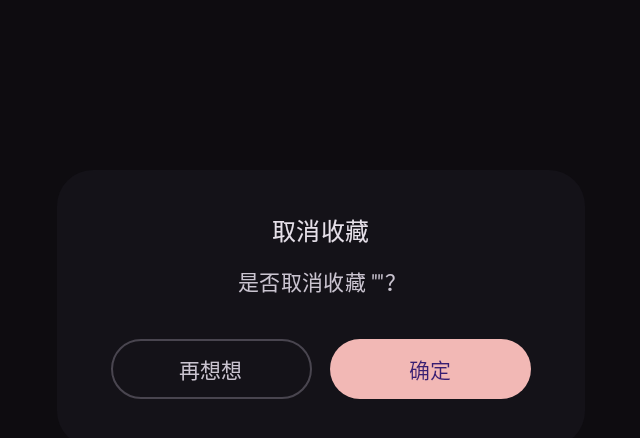
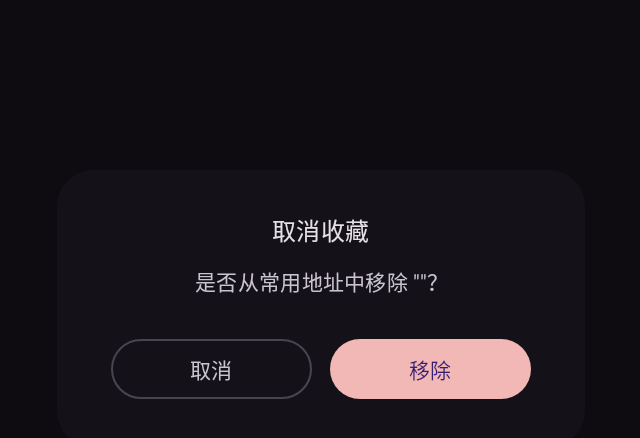
Before and after one commit to jingyingruodi/CockpitMap, an Android app built with Jetpack Compose: the composable UnfavoriteConfirmDialog called with empty values, on a phone screen of 824 x 412 dp (held sideways). Shown: the top 438 px of the screen, without its empty margins (297-937 px from the left). Run offline under Robolectric (Android 15) with nearby library versions, the phone set to English and light mode, and no system bars; libraries missing offline, so code that uses them is left out: com.amap.api; 5 statements that could not run were skipped.

Commit message:
基本功能基本落地

```diff
--- a/app/src/main/java/com/example/cockpitmap/MainActivity.kt
+++ b/app/src/main/java/com/example/cockpitmap/MainActivity.kt
@@ -41,6 +41,11 @@ import java.util.UUID
 
 /**
  * 应用程序主 Activity。
+ *
+ * [职责描述]：
+ * 1. 初始化系统环境与 SDK。
+ * 2. 协调各个 Feature 模块的交互（如搜索、收藏、导航）。
+ * 3. 管理全局 HMI 状态流转。
  */
 class MainActivity : ComponentActivity() {
 
@@ -52,6 +57,7 @@ class MainActivity : ComponentActivity() {
     override fun onCreate(savedInstanceState: Bundle?) {
         super.onCreate(savedInstanceState)
 
+        // SDK 隐私协议强制初始化
         MapsInitializer.updatePrivacyShow(applicationContext, true, true)
         MapsInitializer.updatePrivacyAgree(applicationContext, true)
         ServiceSettings.updatePrivacyShow(applicationContext, true, true)
@@ -90,6 +96,12 @@ fun SimpleCockpitTheme(content: @Composable () -> Unit) {
     MaterialTheme(colorScheme = darkColorScheme(), content = content)
 }
 
+/**
+ * 车机主屏幕容器。
+ *
+ * [职责描述]：
+ * 组合地图、搜索、收藏及导航控制层，处理不同 HMI 状态下的组件可见性。
+ */
 @Composable
 fun MainScreen(
     searchRepo: SearchRepository,
@@ -122,7 +134,7 @@ fun MainScreen(
     val styleNames = listOf("标准模式", "卫星模式", "夜间模式", "导航模式")
     var currentStyleIndex by remember { mutableIntStateOf(0) }
 
-    // 计算当前点是否已被收藏
+    // 智能感应当前位置是否已在收藏夹中
     val currentSavedLoc = remember(pendingNavigationLocation, savedLocations) {
         savedLocations.find {
             it.location.latitude == pendingNavigationLocation?.latitude &&
@@ -131,6 +143,7 @@ fun MainScreen(
     }
     val isFavorited = currentSavedLoc != null
 
+    // 路径绘制联动
     LaunchedEffect(routeInfo) {
         if (routeInfo != null) {
             mapController?.drawRoute(routeInfo!!)
@@ -140,7 +153,7 @@ fun MainScreen(
     }
 
     Box(modifier = Modifier.fillMaxSize()) {
-        // 1. 地图渲染
+        // 1. 底层地图渲染
         MapRenderScreen(
             viewModel = mapViewModel,
             modifier = Modifier.fillMaxSize(),
@@ -150,7 +163,7 @@ fun MainScreen(
             }
         )
 
-        // 2. 导航进行中的顶部面板
+        // 2. 正式导航模式下的专用面板
         if (isNavigating) {
             NavigationDashboard(
                 modifier = Modifier.align(Alignment.TopCenter).padding(top = 40.dp),
@@ -163,7 +176,7 @@ fun MainScreen(
             )
         }
 
-        // 3. 非导航模式下的 UI
+        // 3. 基础探索模式下的 UI (搜索、收藏)
         if (!isNavigating) {
             FavoriteListOverlay(
                 visible = showFavorites,
@@ -192,9 +205,9 @@ fun MainScreen(
             )
         }
 
-        // 4. 底部交互控制层
+        // 4. 底部动态确认与预览卡片
         Box(modifier = Modifier.align(Alignment.BottomCenter).padding(bottom = 16.dp)) {
-            // 前往确认 (修复点：补全 isFavorited 参数)
+            // 前往目的地确认
             if (!isNavigating && pendingNavigationLocation != null && routeInfo == null && !isCalculating) {
                 GoToConfirmationCard(
                     location = pendingNavigationLocation!!,
@@ -218,13 +231,13 @@ fun MainScreen(
                 )
             }
 
-            // 规划中加载提示
+            // 算路 Loading 状态
             CockpitLoadingHint(
                 visible = isCalculating,
                 text = "正在规划最佳路线..."
             )
 
-            // 导航路线预览
+            // 导航路线预览卡片
             if (!isNavigating && routeInfo != null && !isCalculating) {
                 RoutePreviewCard(
                     routeInfo = routeInfo!!,
@@ -240,7 +253,7 @@ fun MainScreen(
             }
         }
 
-        // 5. 保存与取消收藏对话框
+        // 5. 各种业务对话框
         if (showSaveFormByLocation != null) {
             SaveLocationDialog(
                 location = showSaveFormByLocation!!,
@@ -267,7 +280,7 @@ fun MainScreen(
             )
         }
 
-        // 6. 顶部样式提示
+        // 6. 全局提示层
         if (!isNavigating) {
             CockpitHintLayer(
                 visible = showStyleHint,
@@ -276,7 +289,7 @@ fun MainScreen(
             )
         }
 
-        // 7. 右侧快捷操作
+        // 7. 快捷操作工具栏
         QuickActions(
             modifier = Modifier.align(Alignment.CenterEnd).padding(end = 8.dp),
             onZoomIn = { mapController?.zoomIn() },
@@ -292,6 +305,12 @@ fun MainScreen(
     }
 }
 
+/**
+ * 取消收藏确认对话框。
+ *
+ * [职责描述]：
+ * 在用户点击已收藏地点的收藏按钮时弹出，防止误删常用地址。
+ */
 @Composable
 fun UnfavoriteConfirmDialog(
     locationName: String,
@@ -304,7 +323,7 @@ fun UnfavoriteConfirmDialog(
                 Text(text = "取消收藏", style = MaterialTheme.typography.titleMedium, color = MaterialTheme.colorScheme.onSurface)
                 Spacer(Modifier.height(12.dp))
                 Text(
-                    text = "是否取消收藏 \"$locationName\"？",
+                    text = "是否从常用地址中移除 \"$locationName\"？",
                     style = MaterialTheme.typography.bodyMedium,
                     color = MaterialTheme.colorScheme.onSurfaceVariant,
                     textAlign = androidx.compose.ui.text.style.TextAlign.Center
@@ -312,14 +331,14 @@ fun UnfavoriteConfirmDialog(
                 Spacer(Modifier.height(24.dp))
                 Row(Modifier.fillMaxWidth(), horizontalArrangement = Arrangement.spacedBy(12.dp)) {
                     OutlinedButton(onClick = onDismiss, modifier = Modifier.weight(1f)) {
-                        Text("再想想")
+                        Text("取消")
                     }
                     Button(
                         onClick = onConfirm,
                         modifier = Modifier.weight(1f),
                         colors = ButtonDefaults.buttonColors(containerColor = MaterialTheme.colorScheme.error)
                     ) {
-                        Text("确定")
+                        Text("移除")
                     }
                 }
             }
@@ -327,6 +346,9 @@ fun UnfavoriteConfirmDialog(
     }
 }
 
+/**
+ * 常用地址悬浮列表。
+ */
 @Composable
 fun FavoriteListOverlay(
     visible: Boolean,
@@ -377,6 +399,9 @@ fun FavoriteListOverlay(
     }
 }
 
+/**
+ * 常用地址保存表单。
+ */
 @OptIn(ExperimentalMaterial3Api::class)
 @Composable
 fun SaveLocationDialog(
@@ -429,6 +454,9 @@ fun SaveLocationDialog(
     }
 }
 
+/**
+ * 收藏类型选择项。
+ */
 @Composable
 fun TypeItem(icon: ImageVector, label: String, isSelected: Boolean, onClick: () -> Unit) {
     Column(
@@ -445,6 +473,9 @@ fun TypeItem(icon: ImageVector, label: String, isSelected: Boolean, onClick: ()
     }
 }
 
+/**
+ * 右侧快捷操作栏。
+ */
 @Composable
 fun QuickActions(
     modifier: Modifier = Modifier,
```
Also changed, not shown: 2 other files.
